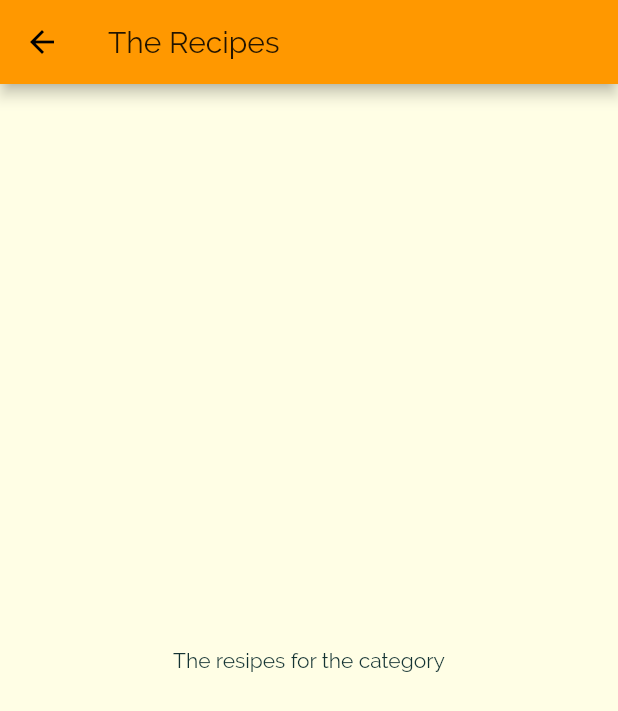
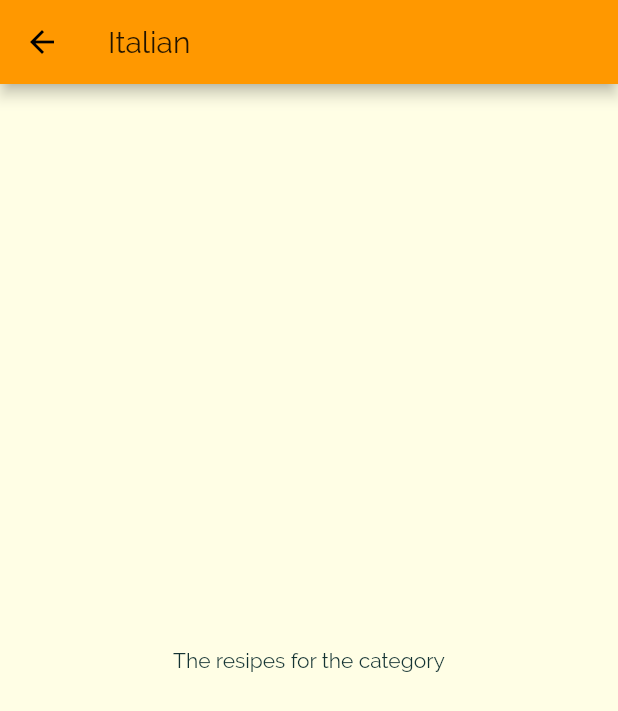
Before and after one commit to channaveerayya/MealsApp, a Flutter app: the screen it shows after launch, after a tap on "Italian", on a phone screen of 412 x 824 dp. Shown: the top 711 px of the screen. Run offline on Flutter 3.47's test engine with Material 2 defaults, Android fonts, the phone set to English and light mode, and no system bars.

Commit message:
passing data vai constructor

```diff
--- a/lib/categories_screen.dart
+++ b/lib/categories_screen.dart
@@ -13,7 +13,8 @@ class CategoriesScreen extends StatelessWidget {
       body: GridView(
         padding: const EdgeInsets.all(15),
         children: DUMMY_CATEGORIES
-            .map((catData) => CategoryItem(catData.title, catData.color))
+            .map((catData) =>
+                CategoryItem(catData.id, catData.title, catData.color))
             .toList(),
         gridDelegate: SliverGridDelegateWithMaxCrossAxisExtent(
           maxCrossAxisExtent: 200,
--- a/lib/category_item.dart
+++ b/lib/category_item.dart
@@ -2,16 +2,17 @@ import 'package:MealsApp/category_meals_screen.dart';
 import 'package:flutter/material.dart';
 
 class CategoryItem extends StatelessWidget {
+  final String id;
   final String title;
   final Color color;
 
-  CategoryItem(this.title, this.color);
+  CategoryItem(this.id, this.title, this.color);
 
   void selectCategory(BuildContext ctx) {
     Navigator.of(ctx).push(
       MaterialPageRoute(
         builder: (_) {
-          return CategoryMealsScreen();
+          return CategoryMealsScreen(id, title);
         },
       ),
     );
--- a/lib/category_meals_screen.dart
+++ b/lib/category_meals_screen.dart
@@ -1,11 +1,19 @@
 import 'package:flutter/material.dart';
 
 class CategoryMealsScreen extends StatelessWidget {
+  final String id;
+  final String categoryTitle;
+
+  CategoryMealsScreen(
+    this.id,
+    this.categoryTitle,
+  );
+
   @override
   Widget build(BuildContext context) {
     return Scaffold(
       appBar: AppBar(
-        title: Text('The Recipes'),
+        title: Text(categoryTitle),
       ),
       body: Center(
         child: Text('The resipes for the category'),
```
